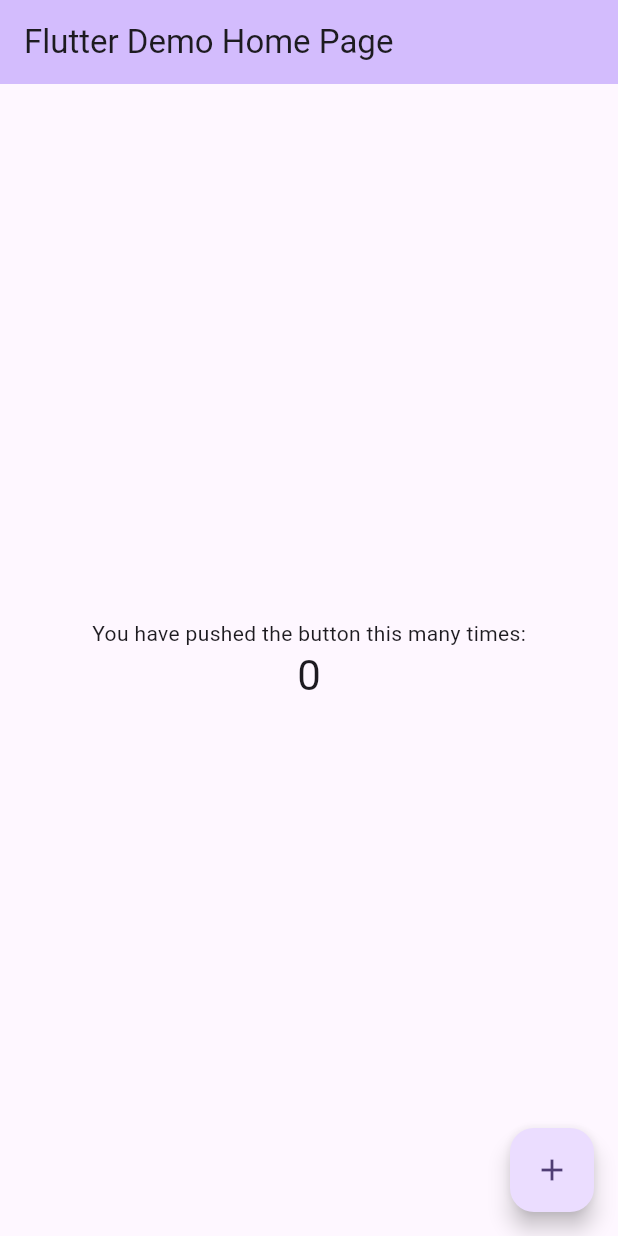
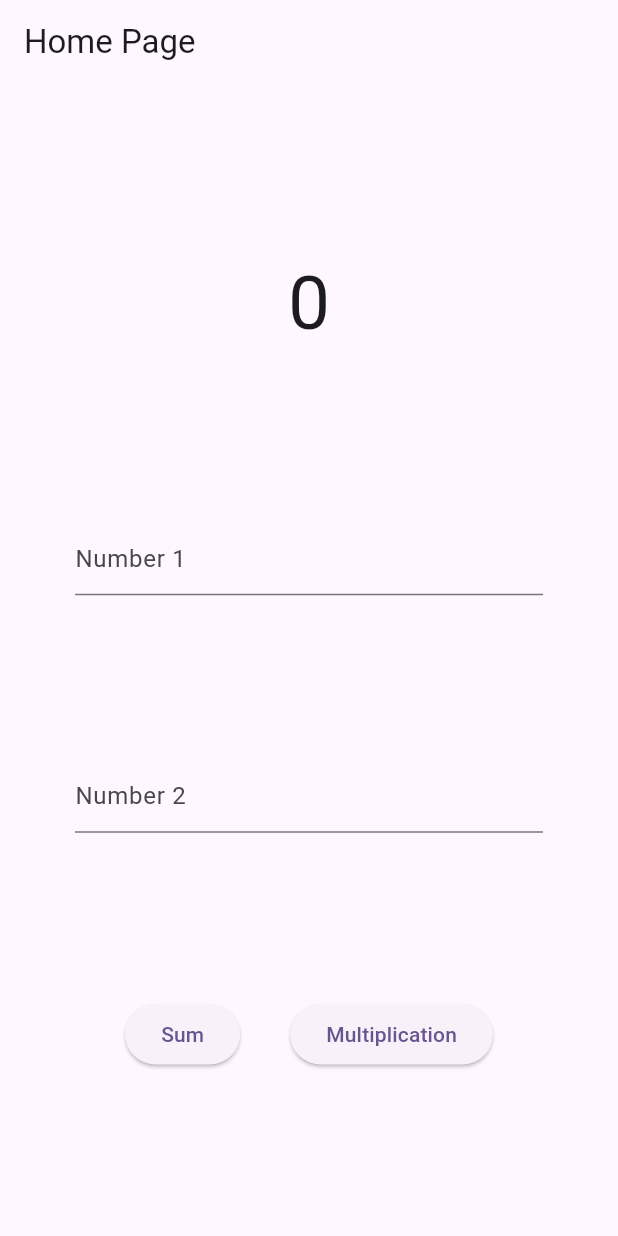
Before and after one commit to oznurdemir/bloc_pattern_sample_project, a Flutter app: the screen it shows after launch, on a phone screen of 412 x 824 dp. Run offline on Flutter 3.47's test engine with Material 3 defaults, Android fonts, the phone set to English and light mode, and no system bars.

Commit message:
home_page.dart design codes are complete

```diff
--- a/lib/main.dart
+++ b/lib/main.dart
@@ -1,3 +1,4 @@
+import 'package:bloc_pattern_sample_project/ui/views/home_page.dart';
 import 'package:flutter/material.dart';
 
 void main() {
@@ -12,114 +13,12 @@ class MyApp extends StatelessWidget {
   Widget build(BuildContext context) {
     return MaterialApp(
       title: 'Flutter Demo',
+      debugShowCheckedModeBanner: false,
       theme: ThemeData(
-        // This is the theme of your application.
-        //
-        // TRY THIS: Try running your application with "flutter run". You'll see
-        // the application has a purple toolbar. Then, without quitting the app,
-        // try changing the seedColor in the colorScheme below to Colors.green
-        // and then invoke "hot reload" (save your changes or press the "hot
-        // reload" button in a Flutter-supported IDE, or press "r" if you used
-        // the command line to start the app).
-        //
-        // Notice that the counter didn't reset back to zero; the application
-        // state is not lost during the reload. To reset the state, use hot
-        // restart instead.
-        //
-        // This works for code too, not just values: Most code changes can be
-        // tested with just a hot reload.
         colorScheme: ColorScheme.fromSeed(seedColor: Colors.deepPurple),
         useMaterial3: true,
       ),
-      home: const MyHomePage(title: 'Flutter Demo Home Page'),
+      home: const HomePage(),
     );
   }
 }
-
-class MyHomePage extends StatefulWidget {
-  const MyHomePage({super.key, required this.title});
-
-  // This widget is the home page of your application. It is stateful, meaning
-  // that it has a State object (defined below) that contains fields that affect
-  // how it looks.
-
-  // This class is the configuration for the state. It holds the values (in this
-  // case the title) provided by the parent (in this case the App widget) and
-  // used by the build method of the State. Fields in a Widget subclass are
-  // always marked "final".
-
-  final String title;
-
-  @override
-  State<MyHomePage> createState() => _MyHomePageState();
-}
-
-class _MyHomePageState extends State<MyHomePage> {
-  int _counter = 0;
-
-  void _incrementCounter() {
-    setState(() {
-      // This call to setState tells the Flutter framework that something has
-      // changed in this State, which causes it to rerun the build method below
-      // so that the display can reflect the updated values. If we changed
-      // _counter without calling setState(), then the build method would not be
-      // called again, and so nothing would appear to happen.
-      _counter++;
-    });
-  }
-
-  @override
-  Widget build(BuildContext context) {
-    // This method is rerun every time setState is called, for instance as done
-    // by the _incrementCounter method above.
-    //
-    // The Flutter framework has been optimized to make rerunning build methods
-    // fast, so that you can just rebuild anything that needs updating rather
-    // than having to individually change instances of widgets.
-    return Scaffold(
-      appBar: AppBar(
-        // TRY THIS: Try changing the color here to a specific color (to
-        // Colors.amber, perhaps?) and trigger a hot reload to see the AppBar
-        // change color while the other colors stay the same.
-        backgroundColor: Theme.of(context).colorScheme.inversePrimary,
-        // Here we take the value from the MyHomePage object that was created by
-        // the App.build method, and use it to set our appbar title.
-        title: Text(widget.title),
-      ),
-      body: Center(
-        // Center is a layout widget. It takes a single child and positions it
-        // in the middle of the parent.
-        child: Column(
-          // Column is also a layout widget. It takes a list of children and
-          // arranges them vertically. By default, it sizes itself to fit its
-          // children horizontally, and tries to be as tall as its parent.
-          //
-          // Column has various properties to control how it sizes itself and
-          // how it positions its children. Here we use mainAxisAlignment to
-          // center the children vertically; the main axis here is the vertical
-          // axis because Columns are vertical (the cross axis would be
-          // horizontal).
-          //
-          // TRY THIS: Invoke "debug painting" (choose the "Toggle Debug Paint"
-          // action in the IDE, or press "p" in the console), to see the
-          // wireframe for each widget.
-          mainAxisAlignment: MainAxisAlignment.center,
-          children: <Widget>[
-            const Text(
-              'You have pushed the button this many times:',
-            ),
-            Text(
-              '$_counter',
-              style: Theme.of(context).textTheme.headlineMedium,
-            ),
-          ],
-        ),
-      ),
-      floatingActionButton: FloatingActionButton(
-        onPressed: _incrementCounter,
-        tooltip: 'Increment',
-        child: const Icon(Icons.add),
-      ), // This trailing comma makes auto-formatting nicer for build methods.
-    );
-  }
-}
--- a/lib/ui/views/home_page.dart
+++ b/lib/ui/views/home_page.dart
@@ -0,0 +1,42 @@
+import 'package:flutter/material.dart';
+
+class HomePage extends StatefulWidget {
+  const HomePage({super.key});
+
+  @override
+  State<HomePage> createState() => _HomePageState();
+}
+
+class _HomePageState extends State<HomePage> {
+  var tfNum1 = TextEditingController();
+  var tfNum2 = TextEditingController();
+  int result = 0;
+  @override
+  Widget build(BuildContext context) {
+    return Scaffold(
+      appBar: AppBar(title: const Text("Home Page"),),
+      body: Padding(
+        padding: const EdgeInsets.only(right: 50, left: 50),
+        child: Center(
+          child: Column(mainAxisAlignment: MainAxisAlignment.spaceEvenly,
+            children: [
+              Text(result.toString(), style: const TextStyle(fontSize: 50),),
+              TextField(controller: tfNum1, decoration: const InputDecoration(hintText: "Number 1"),),
+              TextField(controller: tfNum2, decoration: const InputDecoration(hintText: "Number 2"),),
+              Row(mainAxisAlignment: MainAxisAlignment.spaceEvenly,
+                children: [
+                  ElevatedButton(onPressed: (){
+
+                  }, child: const Text("Sum")),
+                  ElevatedButton(onPressed: (){
+
+                  }, child: const Text("Multiplication")),
+                ],
+              )
+            ],
+          ),
+        ),
+      ),
+    );
+  }
+}
```
